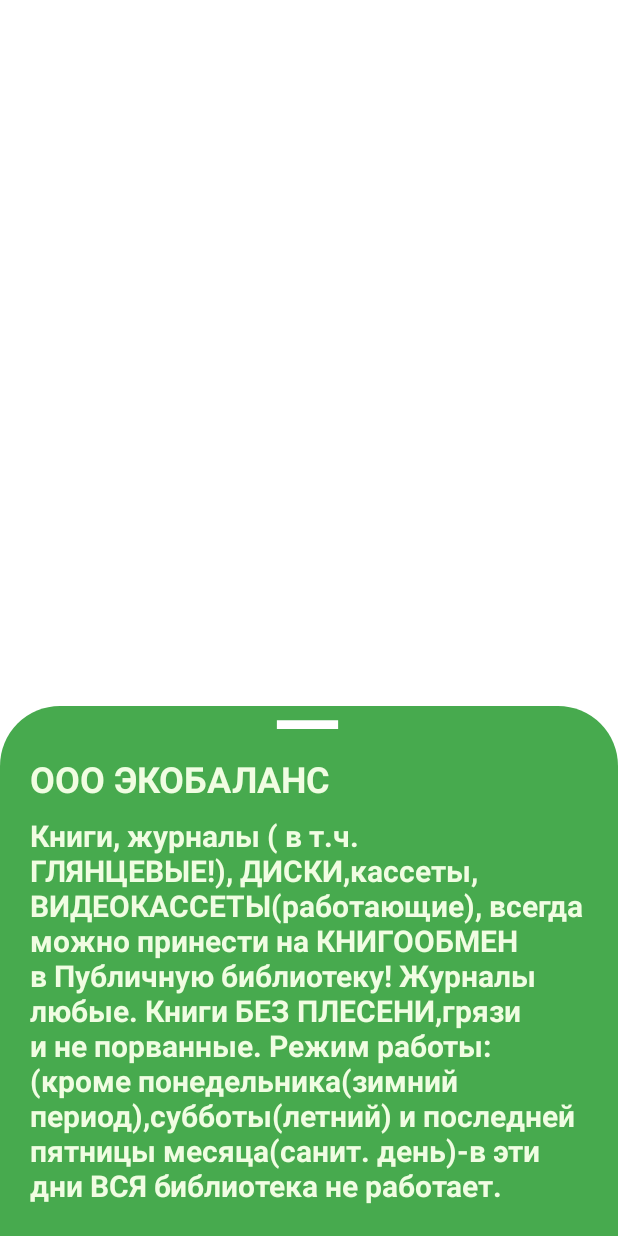
After one commit to grigoriymirosedi/ReMap-Draft, an Android app: the layout bottom_sheet.xml on its own in the app's theme, with its tools: preview values and no code run, on a phone screen of 412 x 824 dp. The commit adds this screen. Run offline under Robolectric (Android 15) with nearby library versions, the phone set to English and light mode, and no system bars.

Commit message:
Поправил отрисовку SplashScreen
Из изменений: теперь при нажатии на маркер отображается не InfoWindow, а всплывает BottomSheetDialogue, пока он в сыром виде, позже, возможно, появятся картинки с точек переработок вторсырья.

```diff
--- /dev/null
+++ b/app/src/main/res/drawable/bottom_sheet_shape.xml
@@ -0,0 +1,7 @@
+<?xml version="1.0" encoding="utf-8"?>
+<shape xmlns:android="http://schemas.android.com/apk/res/android">
+    <solid android:color="@color/status_bar_color"></solid>
+    <corners
+        android:topLeftRadius="40dp"
+        android:topRightRadius="40dp"/>
+</shape>
--- /dev/null
+++ b/app/src/main/res/drawable/ic_baseline_remove_24.xml
@@ -0,0 +1,5 @@
+<vector android:height="24dp" android:tint="#FFFFFF"
+    android:viewportHeight="24" android:viewportWidth="24"
+    android:width="24dp" xmlns:android="http://schemas.android.com/apk/res/android">
+    <path android:fillColor="@android:color/white" android:pathData="M19,13H5v-2h14v2z"/>
+</vector>
--- /dev/null
+++ b/app/src/main/res/layout/bottom_sheet.xml
@@ -0,0 +1,65 @@
+<?xml version="1.0" encoding="utf-8"?>
+<androidx.constraintlayout.widget.ConstraintLayout xmlns:android="http://schemas.android.com/apk/res/android"
+    xmlns:app="http://schemas.android.com/apk/res-auto"
+    xmlns:tools="http://schemas.android.com/tools"
+    android:layout_width="match_parent"
+    android:layout_height="match_parent">
+
+    <androidx.constraintlayout.widget.ConstraintLayout
+        android:id="@+id/standard_bottom_sheet"
+        android:layout_width="match_parent"
+        android:layout_height="wrap_content"
+        android:background="@drawable/bottom_sheet_shape"
+        app:layout_constraintBottom_toBottomOf="parent"
+        app:layout_constraintEnd_toEndOf="parent"
+        app:layout_constraintStart_toStartOf="parent">
+
+        <ImageView
+            android:id="@+id/imageView2"
+            android:layout_width="70dp"
+            android:layout_height="wrap_content"
+            android:layout_gravity="center|top"
+            android:scaleType="centerCrop"
+            android:src="@drawable/ic_baseline_remove_24"
+            app:layout_constraintEnd_toEndOf="parent"
+            app:layout_constraintHorizontal_bias="0.498"
+            app:layout_constraintStart_toStartOf="parent"
+            app:layout_constraintTop_toTopOf="parent">
+
+        </ImageView>
+
+        <TextView
+            android:id="@+id/bottomSheetName"
+            android:layout_width="wrap_content"
+            android:layout_height="wrap_content"
+            android:layout_marginTop="8dp"
+            android:paddingLeft="20dp"
+            android:paddingRight="20dp"
+            android:text="ООО ЭКОБАЛАНС"
+            android:textColor="@color/bottom_sheet_color"
+            android:textSize="24sp"
+            android:textStyle="bold"
+            app:layout_constraintEnd_toEndOf="parent"
+            app:layout_constraintHorizontal_bias="0.0"
+            app:layout_constraintStart_toStartOf="parent"
+            app:layout_constraintTop_toBottomOf="@+id/imageView2" />
+
+        <TextView
+            android:id="@+id/bottomSheetDescription"
+            android:layout_width="wrap_content"
+            android:layout_height="wrap_content"
+            android:layout_marginTop="8dp"
+            android:paddingLeft="20dp"
+            android:paddingRight="20dp"
+            android:paddingBottom="20dp"
+            android:text="Книги, журналы ( в т.ч. ГЛЯНЦЕВЫЕ!), ДИСКИ,кассеты, ВИДЕОКАССЕТЫ(работающие), всегда можно принести на КНИГООБМЕН в Публичную библиотеку! Журналы любые. Книги БЕЗ ПЛЕСЕНИ,грязи и не порванные. Режим работы: (кроме понедельника(зимний период),субботы(летний) и последней пятницы месяца(санит. день)-в эти дни ВСЯ библиотека не работает."
+            android:textColor="@color/bottom_sheet_color"
+            android:textSize="20sp"
+            android:textStyle="bold"
+            app:layout_constraintEnd_toEndOf="parent"
+            app:layout_constraintHorizontal_bias="0.0"
+            app:layout_constraintStart_toStartOf="parent"
+            app:layout_constraintTop_toBottomOf="@+id/bottomSheetName" />
+
+    </androidx.constraintlayout.widget.ConstraintLayout>
+</androidx.constraintlayout.widget.ConstraintLayout>
--- a/app/src/main/res/values-night/colors.xml
+++ b/app/src/main/res/values-night/colors.xml
@@ -23,6 +23,7 @@
     <color name="article_details_color">#189E3E</color>
     <color name="article_details_text_color">#BAE2C5</color>
 
+    <color name="bottom_sheet_color">#BAE2C5</color>
 
     <color name="ecomarkers_item_color">#5FB563</color>
     <color name="ecomarkers_details_color">#189E3E</color>
@@ -34,8 +35,8 @@
 
     <color name="status_bar_color">#105E26</color>
 
-    <color name="splash_screen_color">#105E26</color>
-    <color name="splash_screen_status_bar_color">#105E26</color>
+    <color name="splash_screen_color">#005d1c</color>
+    <color name="splash_screen_status_bar_color">#005d1c</color>
 
     <color name="navigation_color">#023020</color>
 
--- a/app/src/main/res/values-night/themes.xml
+++ b/app/src/main/res/values-night/themes.xml
@@ -16,10 +16,19 @@
         <!-- Customize your theme here. -->
         <!-- Swtich "on" color -->
         <item name="colorAccent">#198C3A</item>
+        <item name="bottomSheetDialogTheme">@style/MapInfoBottomSheetDialog</item>
     </style>
 
     <style name="Theme.SplashScreen" parent="Theme.MaterialComponents.DayNight">
         <item name="android:windowBackground">@drawable/splash_image</item>
         <item name="android:statusBarColor">@color/splash_screen_status_bar_color</item>
     </style>
+
+    <style name="MapInfoBottomSheetDialog" parent="Theme.Design.Light.BottomSheetDialog">
+        <item name="bottomSheetStyle">@style/RemapModelStyle</item>
+    </style>
+
+    <style name="RemapModelStyle" parent="Widget.Design.BottomSheet.Modal">
+        <item name="android:background">@drawable/bottom_sheet_shape</item>
+    </style>
 </resources>
--- a/app/src/main/res/values/colors.xml
+++ b/app/src/main/res/values/colors.xml
@@ -23,6 +23,8 @@
     <color name="article_details_color">#F0FDE2</color>
     <color name="article_details_text_color">#73796C</color>
 
+    <color name="bottom_sheet_color">#F0FDE2</color>
+
     <color name="ecomarkers_item_color">#FFFFFF</color>
     <color name="ecomarkers_details_color">#F0FDE2</color>
     <color name="ecomarkers_details_text_color">#73796C</color>
@@ -33,8 +35,8 @@
 
     <color name="default_button_color">#FFFFFF</color>
 
-    <color name="splash_screen_color">#105E26</color>
-    <color name="splash_screen_status_bar_color">#105E26</color>
+    <color name="splash_screen_color">#005d1c</color>
+    <color name="splash_screen_status_bar_color">#005d1c</color>
 
     <color name="status_bar_color">#47AA4E</color>
 
--- a/app/src/main/res/values/themes.xml
+++ b/app/src/main/res/values/themes.xml
@@ -15,10 +15,19 @@
         <item name="android:statusBarColor" tools:targetApi="l">@color/status_bar_color</item>
         <!-- Customize your theme here. -->
         <item name="colorAccent">@color/splash_screen_status_bar_color</item>
+        <item name="bottomSheetDialogTheme">@style/MapInfoBottomSheetDialog</item>
     </style>
 
     <style name="Theme.SplashScreen" parent="Theme.MaterialComponents.DayNight">
         <item name="android:windowBackground">@drawable/splash_image</item>
         <item name="android:statusBarColor">@color/splash_screen_status_bar_color</item>
     </style>
+
+    <style name="MapInfoBottomSheetDialog" parent="Theme.Design.Light.BottomSheetDialog">
+        <item name="bottomSheetStyle">@style/RemapModelStyle</item>
+    </style>
+
+    <style name="RemapModelStyle" parent="Widget.Design.BottomSheet.Modal">
+        <item name="android:background">@drawable/bottom_sheet_shape</item>
+    </style>
 </resources>
```
Also changed, not shown: app/src/main/java/com/example/remap/ui/home/HomeFragment.kt (+28 -18 lines), app/src/main/res/layout/custom_info_window.xml (+8 -21 lines).
